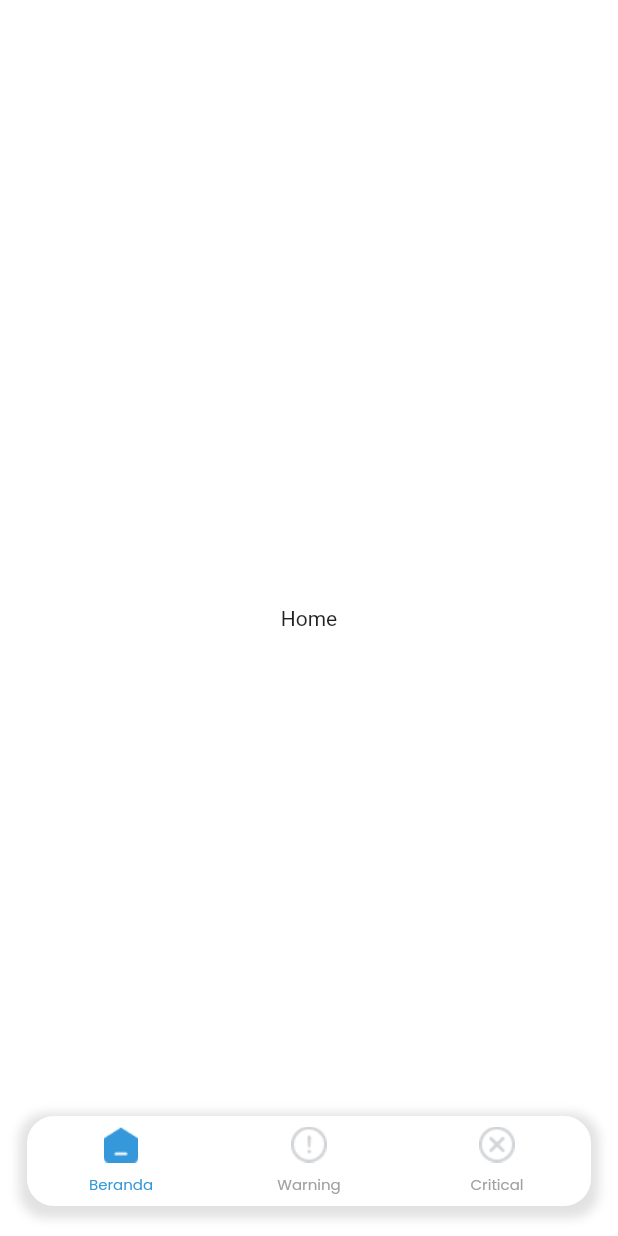
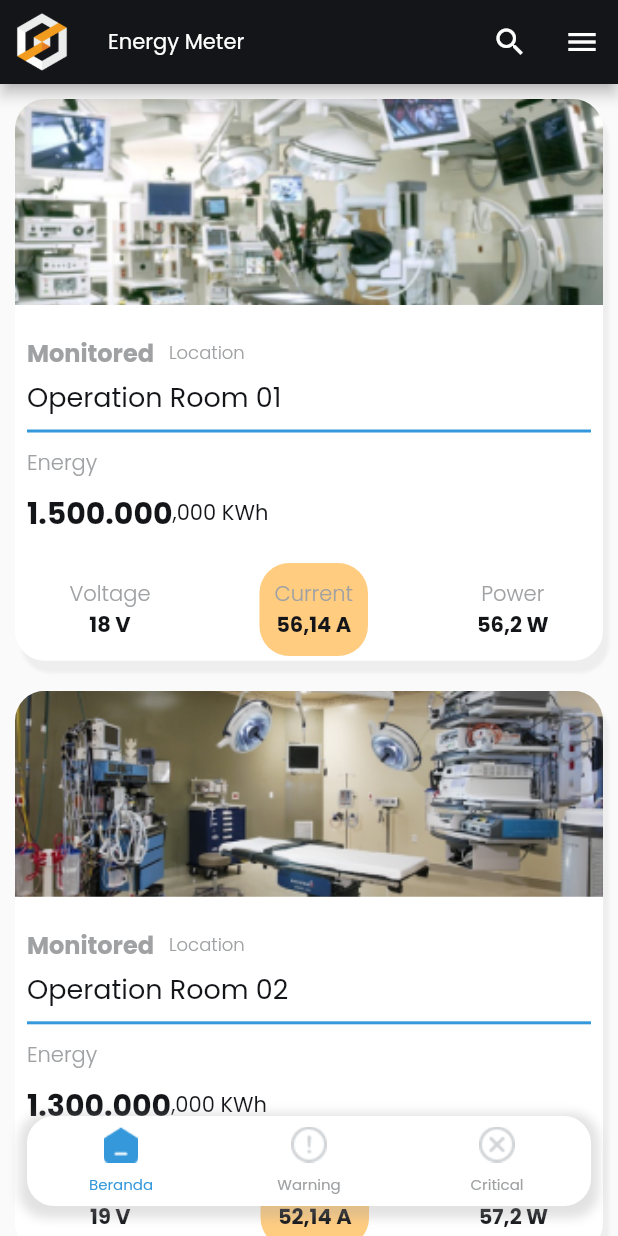
Before and after one commit to Azizalfauzi/energy_meter_app, a Flutter app: the screen it shows after launch, on a phone screen of 412 x 824 dp. Run offline on Flutter 3.47's test engine with Material 2 defaults, Android fonts, the phone set to English and light mode, and no system bars; our stand-ins replace another_flushbar, bloc, equatable, google_fonts.

Commit message:
finishing main page finishing home page finishin widget card custom

```diff
--- a/lib/shared/theme_shared.dart
+++ b/lib/shared/theme_shared.dart
@@ -3,7 +3,7 @@ part of 'shared.dart';
 const double defaultMargin = 18.0;
 const double defaultRadius = 18.0;
 
-const Color kPrimaryColor = Color(0xff2F2F2F);
+const Color kPrimaryColor = Color(0xff141519);
 const Color kSecondaryColor = Color(0xff3498DB);
 const Color kThirdColor = Color(0xff9FA1A3);
 const Color kFourthColor = Color(0xffFFFFFF);
--- /dev/null
+++ b/lib/views/pages/critical_page.dart
@@ -0,0 +1,51 @@
+part of 'pages.dart';
+
+class CriticalPage extends StatefulWidget {
+  const CriticalPage({super.key});
+
+  @override
+  State<CriticalPage> createState() => _CriticalPageState();
+}
+
+class _CriticalPageState extends State<CriticalPage> {
+  @override
+  Widget build(BuildContext context) {
+    return Scaffold(
+      appBar: AppBar(
+        backgroundColor: kPrimaryColor,
+        title: Text(
+          'Energy Meter',
+          style: whiteTextStyleInter.copyWith(
+            fontWeight: regular,
+            fontSize: 14,
+          ),
+        ),
+        leading: Container(
+          height: 55,
+          width: 55,
+          decoration: const BoxDecoration(
+            image: DecorationImage(
+              image: AssetImage('assets/ic_primary.png'),
+            ),
+          ),
+        ),
+        actions: [
+          IconButton(
+            onPressed: () {},
+            icon: const Icon(
+              Icons.search,
+              color: kFourthColor,
+            ),
+          ),
+          IconButton(
+            onPressed: () {},
+            icon: const Icon(
+              Icons.menu,
+              color: kFourthColor,
+            ),
+          ),
+        ],
+      ),
+    );
+  }
+}
--- /dev/null
+++ b/lib/views/pages/home_page.dart
@@ -0,0 +1,91 @@
+part of 'pages.dart';
+
+class HomePage extends StatefulWidget {
+  const HomePage({super.key});
+
+  @override
+  State<HomePage> createState() => _HomePageState();
+}
+
+class _HomePageState extends State<HomePage> {
+  @override
+  Widget build(BuildContext context) {
+    return Scaffold(
+      appBar: AppBar(
+        backgroundColor: kPrimaryColor,
+        title: Text(
+          'Energy Meter',
+          style: whiteTextStyleInter.copyWith(
+            fontWeight: regular,
+            fontSize: 14,
+          ),
+        ),
+        leading: Container(
+          height: 55,
+          width: 55,
+          decoration: const BoxDecoration(
+            image: DecorationImage(
+              image: AssetImage('assets/ic_primary.png'),
+            ),
+          ),
+        ),
+        actions: [
+          IconButton(
+            onPressed: () {},
+            icon: const Icon(
+              Icons.search,
+              color: kFourthColor,
+            ),
+          ),
+          IconButton(
+            onPressed: () {},
+            icon: const Icon(
+              Icons.menu,
+              color: kFourthColor,
+            ),
+          ),
+        ],
+      ),
+      body: SafeArea(
+        child: SingleChildScrollView(
+          child: Column(
+            children: const [
+              CustomCardRoom(
+                lImage: 'assets/image_rs_1.png',
+                tRoom: 'Operation Room 01',
+                sEnergy: '1.500.000',
+                cVoltage: '18 V',
+                cCurrent: '56,14 A',
+                cPower: '56,2 W',
+              ),
+              CustomCardRoom(
+                lImage: 'assets/image_rs_2.png',
+                tRoom: 'Operation Room 02',
+                sEnergy: '1.300.000',
+                cVoltage: '19 V',
+                cCurrent: '52,14 A',
+                cPower: '57,2 W',
+              ),
+              CustomCardRoom(
+                lImage: 'assets/image_rs_3.png',
+                tRoom: 'Operation Room 03',
+                sEnergy: '1.430.000',
+                cVoltage: '15 V',
+                cCurrent: '60,14 A',
+                cPower: '48,2 W',
+              ),
+              CustomCardRoom(
+                lImage: 'assets/image_rs_4.png',
+                tRoom: 'Operation Room 04',
+                sEnergy: '1.450.000',
+                cVoltage: '20 V',
+                cCurrent: '52,14 A',
+                cPower: '50,2 W',
+              ),
+            ],
+          ),
+        ),
+      ),
+    );
+  }
+}
--- a/lib/views/pages/main_page.dart
+++ b/lib/views/pages/main_page.dart
@@ -44,15 +44,15 @@ class _MainPageState extends State<MainPage> {
                     _selectedPage = index;
                   });
                 },
-                children: [
+                children: const [
                   Center(
-                    child: Text('Home'),
+                    child: HomePage(),
                   ),
                   Center(
-                    child: Text('Warning'),
+                    child: WarningPage(),
                   ),
                   Center(
-                    child: Text('Critical'),
+                    child: CriticalPage(),
                   ),
                   // Center(
                   //   child: HomePageCsa(),
--- a/lib/views/pages/pages.dart
+++ b/lib/views/pages/pages.dart
@@ -7,3 +7,6 @@ import '../widget/widget.dart';
 part 'login_page.dart';
 part 'splashscreen_page.dart';
 part 'main_page.dart';
+part 'critical_page.dart';
+part 'home_page.dart';
+part 'warning_page.dart';
--- /dev/null
+++ b/lib/views/pages/warning_page.dart
@@ -0,0 +1,51 @@
+part of 'pages.dart';
+
+class WarningPage extends StatefulWidget {
+  const WarningPage({super.key});
+
+  @override
+  State<WarningPage> createState() => _WarningPageState();
+}
+
+class _WarningPageState extends State<WarningPage> {
+  @override
+  Widget build(BuildContext context) {
+    return Scaffold(
+      appBar: AppBar(
+        backgroundColor: kPrimaryColor,
+        title: Text(
+          'Energy Meter',
+          style: whiteTextStyleInter.copyWith(
+            fontWeight: regular,
+            fontSize: 14,
+          ),
+        ),
+        leading: Container(
+          height: 55,
+          width: 55,
+          decoration: const BoxDecoration(
+            image: DecorationImage(
+              image: AssetImage('assets/ic_primary.png'),
+            ),
+          ),
+        ),
+        actions: [
+          IconButton(
+            onPressed: () {},
+            icon: const Icon(
+              Icons.search,
+              color: kFourthColor,
+            ),
+          ),
+          IconButton(
+            onPressed: () {},
+            icon: const Icon(
+              Icons.menu,
+              color: kFourthColor,
+            ),
+          ),
+        ],
+      ),
+    );
+  }
+}
--- a/lib/views/widget/widget.dart
+++ b/lib/views/widget/widget.dart
@@ -2,3 +2,4 @@ import 'package:energy_meter_app/shared/shared.dart';
 import 'package:flutter/material.dart';
 
 part 'widget_c_navigation_bottom.dart';
+part 'widget_card_room.dart';
--- /dev/null
+++ b/lib/views/widget/widget_card_room.dart
@@ -0,0 +1,212 @@
+part of 'widget.dart';
+
+class CustomCardRoom extends StatelessWidget {
+  final String lImage;
+  final String tRoom;
+  final String sEnergy;
+  final String cVoltage;
+  final String cCurrent;
+  final String cPower;
+  const CustomCardRoom({
+    super.key,
+    required this.lImage,
+    required this.tRoom,
+    required this.sEnergy,
+    required this.cVoltage,
+    required this.cCurrent,
+    required this.cPower,
+  });
+
+  @override
+  Widget build(BuildContext context) {
+    return Container(
+      margin: const EdgeInsets.all(10),
+      width: double.infinity,
+      height: MediaQuery.of(context).size.height / 2.2,
+      decoration: BoxDecoration(
+        borderRadius: BorderRadius.circular(
+          20,
+        ),
+        boxShadow: [
+          BoxShadow(
+            color: Colors.grey.shade200,
+            blurRadius: 1,
+            offset: Offset(4, 8), // Shadow position
+          ),
+        ],
+      ),
+      child: Container(
+        decoration: BoxDecoration(
+          color: Colors.white,
+          borderRadius: BorderRadius.circular(
+            20,
+          ),
+        ),
+        child: Column(
+          crossAxisAlignment: CrossAxisAlignment.start,
+          children: [
+            Container(
+              height: MediaQuery.of(context).size.height / 6,
+              margin: const EdgeInsets.only(bottom: 15),
+              width: double.infinity,
+              decoration: BoxDecoration(
+                borderRadius: const BorderRadius.only(
+                  topRight: Radius.circular(20),
+                  topLeft: Radius.circular(20),
+                ),
+                image: DecorationImage(
+                  image: AssetImage(lImage),
+                  fit: BoxFit.cover,
+                ),
+              ),
+            ),
+            Padding(
+              padding: const EdgeInsets.only(
+                left: 8,
+                top: 5,
+              ),
+              child: Row(
+                crossAxisAlignment: CrossAxisAlignment.center,
+                children: [
+                  Text(
+                    'Monitored',
+                    style: greyTextStyleInter.copyWith(
+                      fontWeight: bold,
+                      fontSize: 16,
+                    ),
+                  ),
+                  const SizedBox(
+                    width: 10,
+                  ),
+                  Text(
+                    'Location',
+                    style: greyTextStyleInter.copyWith(
+                      fontWeight: light,
+                      fontSize: 12,
+                    ),
+                  ),
+                ],
+              ),
+            ),
+            Padding(
+              padding: const EdgeInsets.only(left: 8, top: 4),
+              child: Text(
+                tRoom,
+                style: blackTextStyleInter.copyWith(
+                  fontSize: 18,
+                  fontWeight: regular,
+                ),
+              ),
+            ),
+            Padding(
+              padding: const EdgeInsets.all(8.0),
+              child: Container(
+                height: 2,
+                width: double.infinity,
+                color: kSecondaryColor,
+              ),
+            ),
+            Padding(
+              padding: const EdgeInsets.only(
+                left: 8,
+                top: 2,
+              ),
+              child: Text(
+                'Energy',
+                style: greyTextStyleInter.copyWith(
+                  fontWeight: light,
+                ),
+              ),
+            ),
+            Padding(
+              padding: const EdgeInsets.all(8.0),
+              child: Row(
+                crossAxisAlignment: CrossAxisAlignment.center,
+                children: [
+                  Text(
+                    sEnergy,
+                    style: blackTextStyleInter.copyWith(
+                        fontWeight: bold, fontSize: 20),
+                  ),
+                  Text(
+                    ',000 KWh',
+                    style: blackTextStyleInter.copyWith(
+                      fontWeight: regular,
+                    ),
+                  ),
+                ],
+              ),
+            ),
+            Padding(
+              padding: const EdgeInsets.only(
+                top: 10,
+              ),
+              child: Row(
+                mainAxisAlignment: MainAxisAlignment.spaceAround,
+                children: [
+                  Column(
+                    crossAxisAlignment: CrossAxisAlignment.center,
+                    children: [
+                      Text(
+                        'Voltage',
+                        style: greyTextStyleInter.copyWith(
+                          fontWeight: light,
+                        ),
+                      ),
+                      Text(
+                        cVoltage,
+                        style: blackTextStyleInter.copyWith(
+                          fontWeight: bold,
+                        ),
+                      ),
+                    ],
+                  ),
+                  Container(
+                    padding: EdgeInsets.all(10),
+                    decoration: BoxDecoration(
+                        borderRadius: BorderRadius.circular(20),
+                        color: Colors.orange.shade200),
+                    child: Column(
+                      crossAxisAlignment: CrossAxisAlignment.center,
+                      children: [
+                        Text(
+                          'Current',
+                          style: greyTextStyleInter.copyWith(
+                            fontWeight: light,
+                          ),
+                        ),
+                        Text(
+                          cCurrent,
+                          style: blackTextStyleInter.copyWith(
+                            fontWeight: bold,
+                          ),
+                        ),
+                      ],
+                    ),
+                  ),
+                  Column(
+                    crossAxisAlignment: CrossAxisAlignment.center,
+                    children: [
+                      Text(
+                        'Power',
+                        style: greyTextStyleInter.copyWith(
+                          fontWeight: light,
+                        ),
+                      ),
+                      Text(
+                        cPower,
+                        style: blackTextStyleInter.copyWith(
+                          fontWeight: bold,
+                        ),
+                      ),
+                    ],
+                  ),
+                ],
+              ),
+            )
+          ],
+        ),
+      ),
+    );
+  }
+}
```
